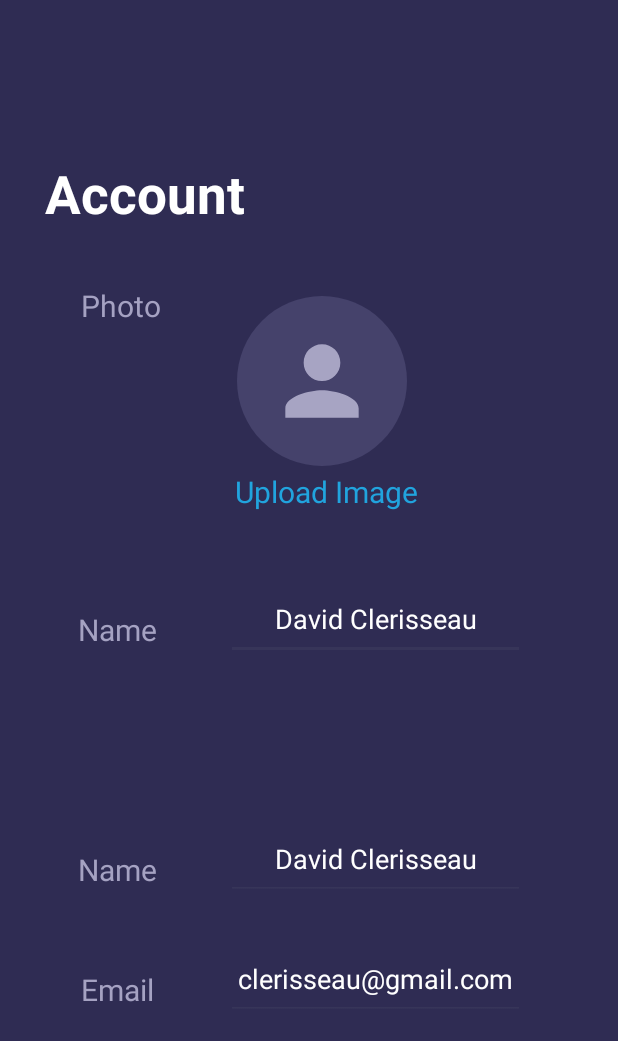
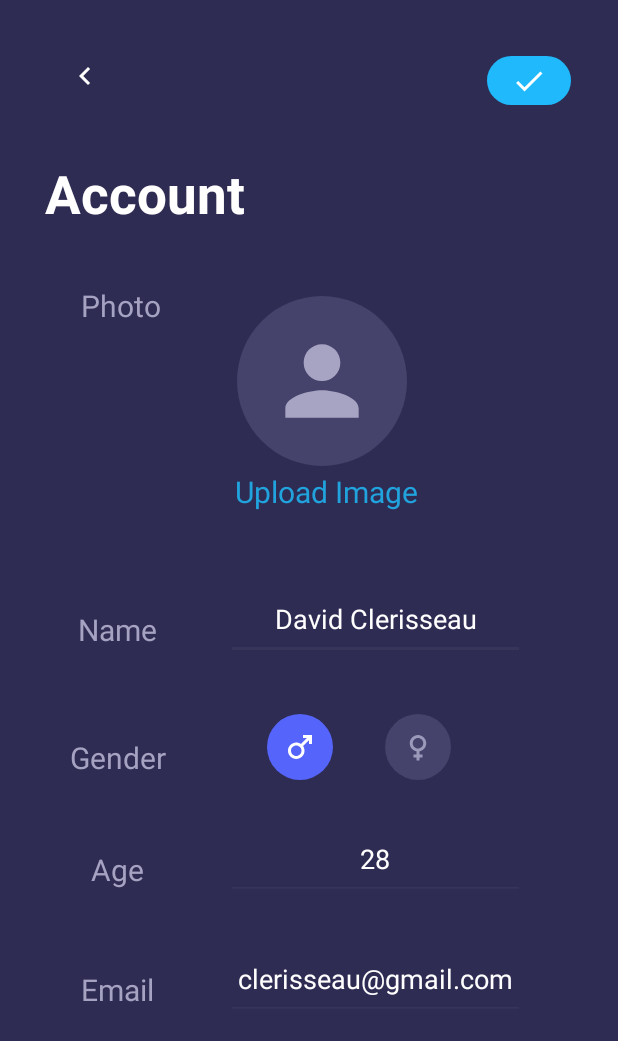
Before and after one commit to JayaneshB/NewSet, an Android app: the SettingsActivity screen opened directly, with no data from a screen before it, on a phone screen of 412 x 824 dp. Shown: the top 1041 px of the screen. Run offline under Robolectric (Android 15) with nearby library versions, the phone set to English and light mode, and no system bars.

Commit message:
changes Updated

```diff
--- a/app/src/main/res/layout/activity_settings.xml
+++ b/app/src/main/res/layout/activity_settings.xml
@@ -6,6 +6,43 @@
     android:layout_height="match_parent"
     android:background="@color/violet_1"
     tools:context=".SettingsActivity">
+
+    <LinearLayout
+        android:layout_width="match_parent"
+        android:layout_height="70dp">
+
+        <RelativeLayout
+            android:layout_width="wrap_content"
+            android:layout_height="wrap_content">
+
+            <androidx.appcompat.widget.AppCompatImageButton
+                android:id="@+id/back_btn"
+                style="@style/Widget.AppCompat.Button.Borderless"
+                android:layout_width="55dp"
+                android:layout_height="50dp"
+                android:layout_alignParentStart="true"
+                android:layout_alignParentTop="true"
+                android:layout_alignParentEnd="true"
+                android:layout_marginStart="37dp"
+                android:layout_marginTop="31dp"
+                android:layout_marginEnd="336dp"
+                android:src="@drawable/ic_baseline_keyboard_arrow_left_24" />
+
+            <androidx.appcompat.widget.AppCompatImageButton
+                android:id="@+id/submit_btn"
+                android:layout_width="56dp"
+                android:layout_height="40dp"
+                android:layout_alignParentTop="true"
+                android:layout_alignParentEnd="true"
+                android:layout_marginTop="37dp"
+                android:layout_marginEnd="31dp"
+                android:background="@drawable/ic_submit_btn"
+                android:src="@drawable/ic_baseline_done_24" />
+
+        </RelativeLayout>
+
+    </LinearLayout>
+
 
     <LinearLayout
         android:layout_width="match_parent"
@@ -128,6 +165,7 @@
         </RelativeLayout>
 
     </LinearLayout>
+
     <LinearLayout
         android:layout_width="match_parent"
         android:layout_height="70dp"
@@ -137,15 +175,44 @@
             android:layout_width="wrap_content"
             android:layout_height="wrap_content">
 
+            <TextView
+                android:id="@+id/gender"
+                android:layout_width="97dp"
+                android:layout_height="29dp"
+                android:layout_alignParentStart="true"
+                android:layout_alignParentBottom="true"
+                android:layout_marginStart="30dp"
+                android:layout_marginBottom="8dp"
+                android:gravity="center"
+                android:text="@string/gender"
+                android:textColor="@color/dark_grey"
+                android:textSize="20sp" />
 
+
+            <androidx.appcompat.widget.AppCompatImageView
+                android:layout_width="wrap_content"
+                android:layout_height="wrap_content"
+                android:layout_alignParentStart="true"
+                android:layout_alignParentBottom="true"
+                android:layout_marginStart="178dp"
+                android:layout_marginBottom="251dp"
+                android:background="@drawable/ic_gender_bg"
+                android:padding="10dp"
+                android:src="@drawable/ic_baseline_male_24" />
+
+            <androidx.appcompat.widget.AppCompatImageView
+                android:layout_width="wrap_content"
+                android:layout_height="wrap_content"
+                android:layout_alignParentEnd="true"
+                android:layout_alignParentBottom="true"
+                android:layout_marginEnd="111dp"
+                android:layout_marginBottom="251dp"
+                android:background="@drawable/ic_btn_bg"
+                android:padding="10dp"
+                android:src="@drawable/ic_baseline_female_24" />
 
 
         </RelativeLayout>
-
-
-
-
-
 
     </LinearLayout>
 
@@ -159,7 +226,7 @@
             android:layout_height="wrap_content">
 
             <TextView
-                android:id="@+id/name"
+                android:id="@+id/age"
                 android:layout_width="96dp"
                 android:layout_height="70dp"
                 android:layout_alignParentStart="true"
@@ -168,12 +235,12 @@
                 android:layout_marginTop="10dp"
                 android:layout_marginBottom="20dp"
                 android:gravity="center"
-                android:text="@string/userName"
+                android:text="@string/age"
                 android:textColor="@color/dark_grey"
                 android:textSize="20sp" />
 
             <EditText
-                android:id="@+id/editTextTextPersonName"
+                android:id="@+id/age_index"
                 android:layout_width="199dp"
                 android:layout_height="wrap_content"
                 android:layout_alignParentEnd="true"
@@ -185,13 +252,14 @@
                 android:gravity="center_horizontal"
                 android:inputType="textPersonName"
                 android:paddingBottom="15dp"
-                android:text="@string/name"
+                android:text="@string/_age"
                 android:textColor="@color/white" />
 
 
         </RelativeLayout>
 
     </LinearLayout>
+
     <LinearLayout
         android:layout_width="match_parent"
         android:layout_height="70dp"
@@ -236,6 +304,4 @@
 
     </LinearLayout>
 
-
-
 </FrameLayout>
```
